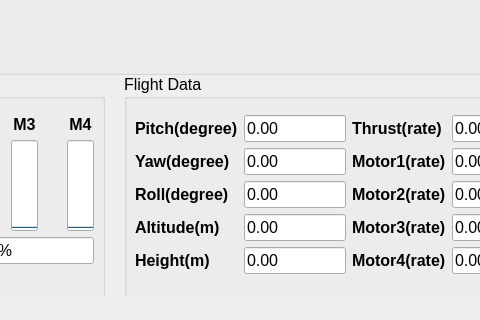
Qt form form/flight_control_station.ui (microdynamics-robot-quadcopter/breeze_flight_control_station) before a commit; both pictures show x 176 to 656 and y 240 to 560 of the 750 by 560 pixel window.
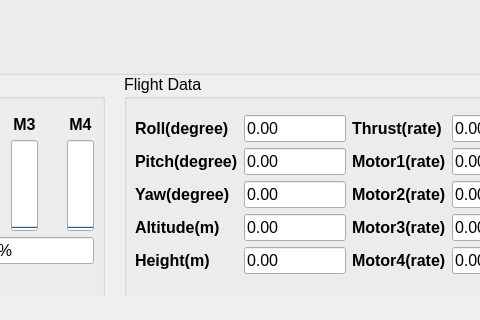
The same form after that commit.

Commit message: Add serial port operation to station

```diff
--- a/form/flight_control_station.ui
+++ b/form/flight_control_station.ui
@@ -418,6 +418,19 @@
        <layout class="QHBoxLayout" name="horizontalLayoutData">
         <item>
          <layout class="QVBoxLayout" name="verticalLayout">
+          <item>
+           <widget class="QLabel" name="labelDataRoll">
+            <property name="font">
+             <font>
+              <weight>75</weight>
+              <bold>true</bold>
+             </font>
+            </property>
+            <property name="text">
+             <string>Roll(degree)</string>
+            </property>
+           </widget>
+          </item>
           <item>
            <widget class="QLabel" name="labelDataPitch">
             <property name="font">
@@ -444,19 +457,6 @@
             </property>
            </widget>
           </item>
-          <item>
-           <widget class="QLabel" name="labelDataRoll">
-            <property name="font">
-             <font>
-              <weight>75</weight>
-              <bold>true</bold>
-             </font>
-            </property>
-            <property name="text">
-             <string>Roll(degree)</string>
-            </property>
-           </widget>
-          </item>
           <item>
            <widget class="QLabel" name="labelDataAltitude">
             <property name="font">
@@ -487,6 +487,13 @@
         </item>
         <item>
          <layout class="QVBoxLayout" name="verticalLayoutDataActualColumnB">
+          <item>
+           <widget class="QLineEdit" name="lineEditDataRoll">
+            <property name="text">
+             <string>0.00</string>
+            </property>
+           </widget>
+          </item>
           <item>
            <widget class="QLineEdit" name="lineEditDataPitch">
             <property name="text">
@@ -501,13 +508,6 @@
             </property>
            </widget>
           </item>
-          <item>
-           <widget class="QLineEdit" name="lineEditDataRoll">
-            <property name="text">
-             <string>0.00</string>
-            </property>
-           </widget>
-          </item>
           <item>
            <widget class="QLineEdit" name="lineEditDataAltitude">
             <property name="text">
```
The commit also changes 8 other files.
